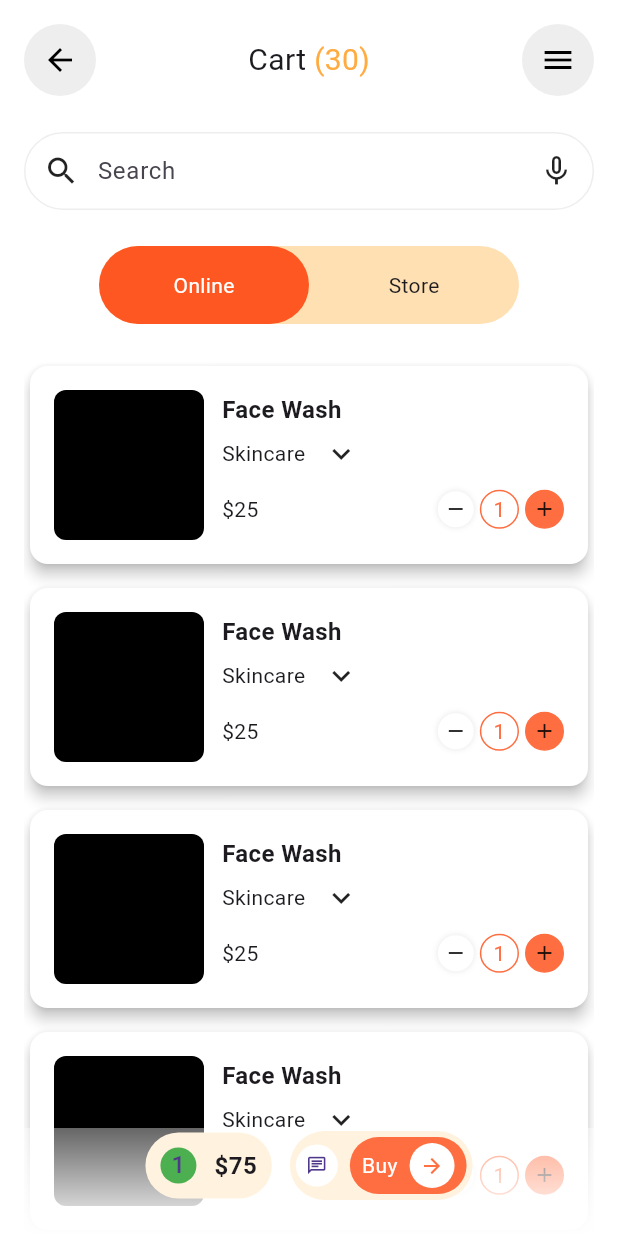
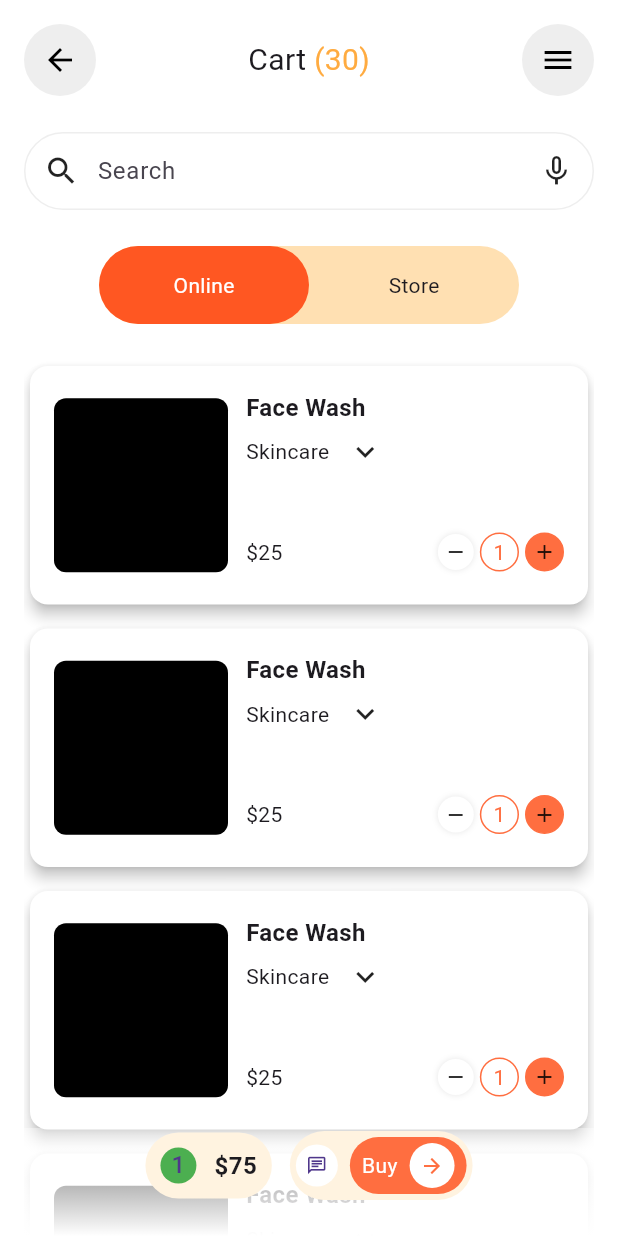
Before and after one commit to JAICHANGPARK/flutter_notebook_chapter_43, a Flutter app: the MarketplaceCartPage screen opened directly, on a phone screen of 412 x 824 dp. Run offline on Flutter 3.47's test engine with Material 3 defaults, Android fonts, the phone set to English and light mode, and no system bars; our stand-ins replace gap, hugeicons.

Commit message:
Update marketplace_cart_page.dart

```diff
--- a/lib/ep2168_marketplace_app/ui/marketplace_cart_page.dart
+++ b/lib/ep2168_marketplace_app/ui/marketplace_cart_page.dart
@@ -147,8 +147,8 @@ class _MarketplaceCartPageState extends State<MarketplaceCartPage> {
                                 spacing: 12,
                                 children: [
                                   Container(
-                                    height: 100,
-                                    width: 100,
+                                    height: 116,
+                                    width: 116,
                                     decoration: BoxDecoration(
                                       color: Colors.black,
                                       borderRadius: BorderRadius.circular(8),
@@ -173,6 +173,7 @@ class _MarketplaceCartPageState extends State<MarketplaceCartPage> {
                                             Icon(Icons.keyboard_arrow_down),
                                           ],
                                         ),
+                                        Gap(24),
                                         Row(
                                           children: [
                                             Text("\$25"),
```
